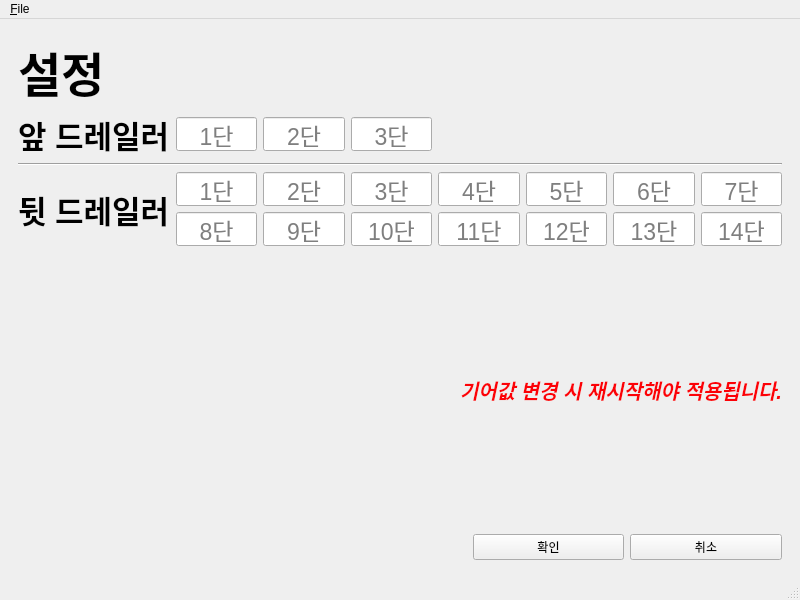
Before: the Qt Designer form etc/mainwindow.ui in linuxlight/gear-jump, drawn with Qt 5.
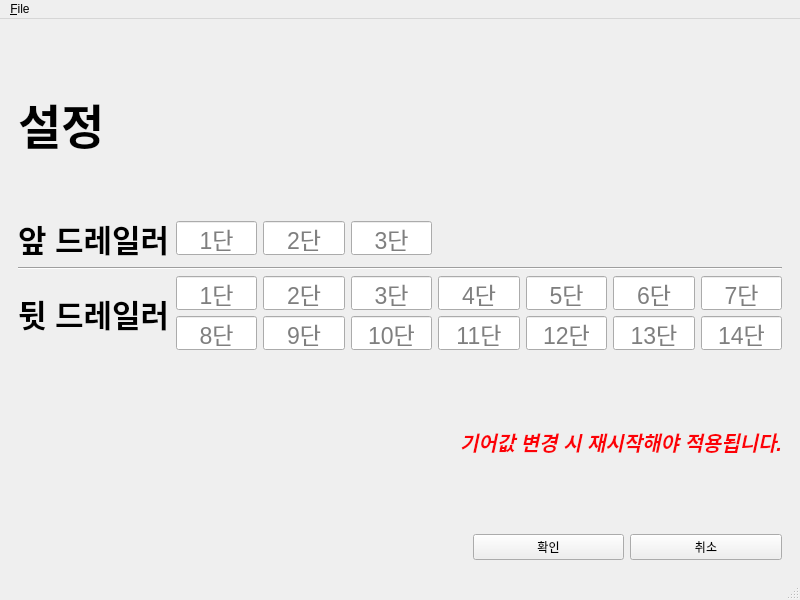
After: the same form once the commit is applied. The open tabs and pages were chosen to show the change.

The edit to the form file:
```diff
--- a/etc/mainwindow.ui
+++ b/etc/mainwindow.ui
@@ -126,11 +126,11 @@
        </layout>
       </widget>
       <widget class="QWidget" name="page_2">
-       <layout class="QVBoxLayout" name="verticalLayout_3" stretch="0,0,0,1">
+       <layout class="QVBoxLayout" name="verticalLayout_3" stretch="1,5,1,1">
         <item>
          <widget class="QLabel" name="label_5">
           <property name="sizePolicy">
-           <sizepolicy hsizetype="Preferred" vsizetype="Fixed">
+           <sizepolicy hsizetype="Preferred" vsizetype="Expanding">
             <horstretch>0</horstretch>
             <verstretch>0</verstretch>
            </sizepolicy>
```
